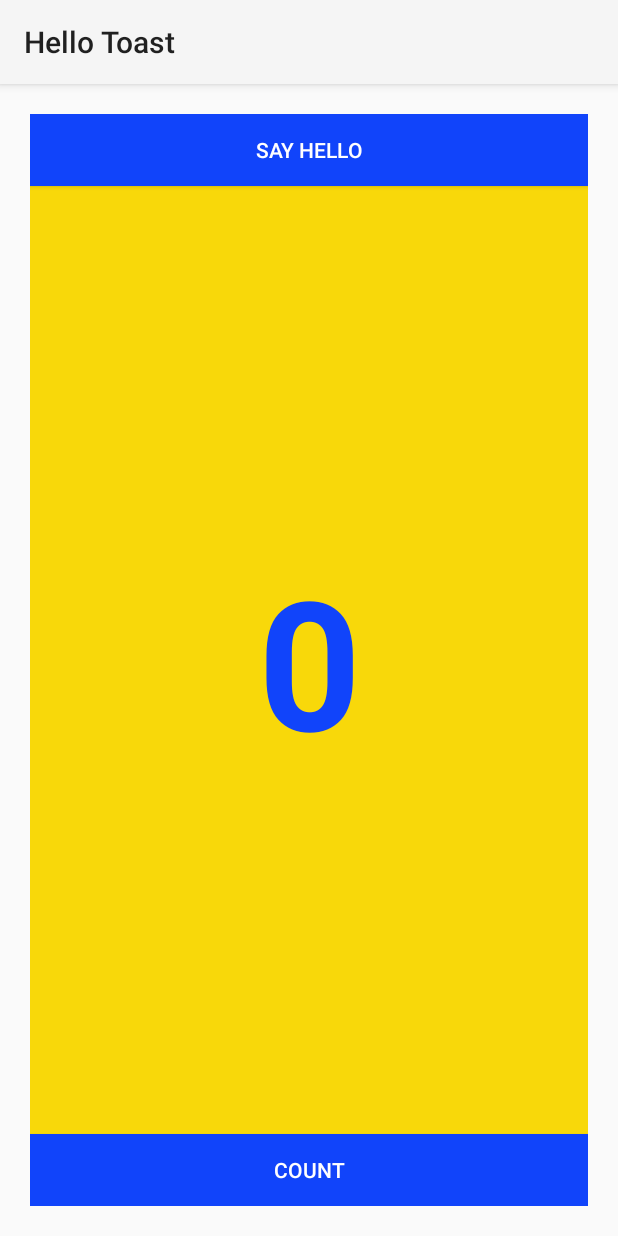
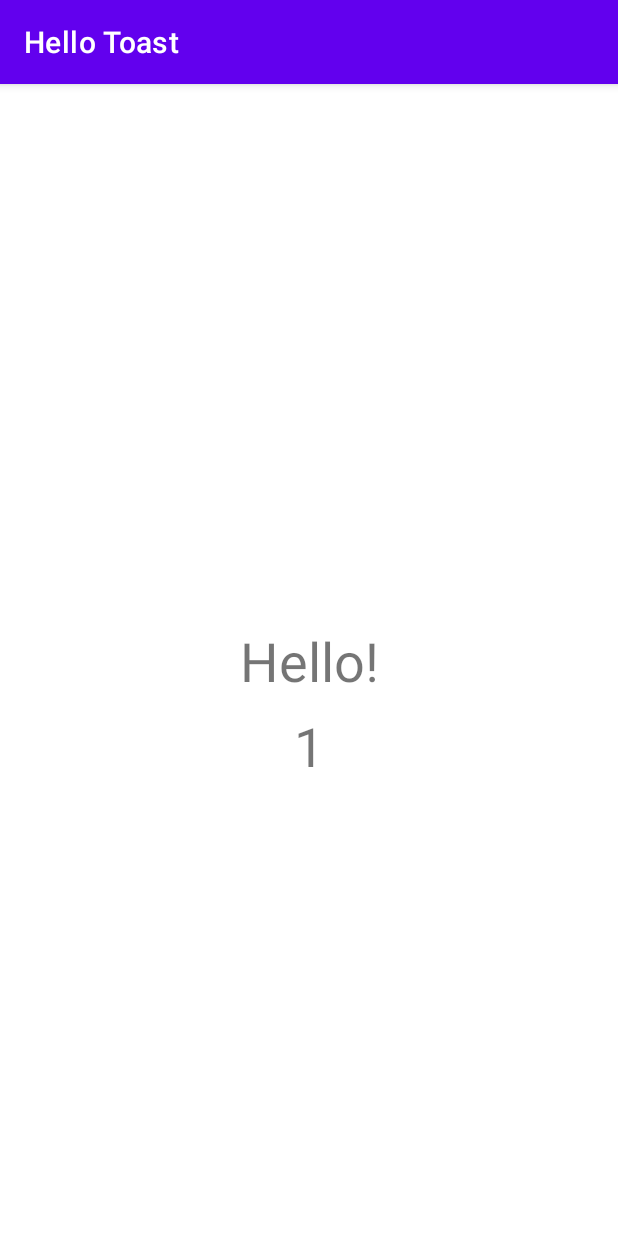
Before and after one commit to MadWeeklyAssignment/Lab-4-TwoActivities, an Android app: the screen it shows after launch (MainActivity before the commit, SecondActivity after it), after a tap on "SAY HELLO", on a phone screen of 412 x 824 dp. Run offline under Robolectric (Android 15) with nearby library versions, the phone set to English and light mode, and no system bars; 1 other tap on this screen came first.

Commit message:
count displayed

```diff
--- a/HelloToastHomework/app/src/main/AndroidManifest.xml
+++ b/HelloToastHomework/app/src/main/AndroidManifest.xml
@@ -1,6 +1,6 @@
 <?xml version="1.0" encoding="utf-8"?>
 <manifest xmlns:android="http://schemas.android.com/apk/res/android"
-    package="com.example.hellotoasthomework">
+    package="com.example.hellotoast">
 
     <application
         android:allowBackup="true"
@@ -8,7 +8,8 @@
         android:label="@string/app_name"
         android:roundIcon="@mipmap/ic_launcher_round"
         android:supportsRtl="true"
-        android:theme="@style/Theme.HelloToastHomework">
+        android:theme="@style/Theme.HelloToast">
+        <activity android:name=".SecondActivity"></activity>
         <activity android:name=".MainActivity">
             <intent-filter>
                 <action android:name="android.intent.action.MAIN" />
--- a/HelloToastHomework/app/src/main/java/com/example/hellotoasthomework/MainActivity.java
+++ b/HelloToastHomework/app/src/main/java/com/example/hellotoasthomework/MainActivity.java
@@ -1,14 +1,39 @@
-package com.example.hellotoasthomework;
+package com.example.hellotoast;
 
 import androidx.appcompat.app.AppCompatActivity;
 
+import android.content.Intent;
 import android.os.Bundle;
+import android.view.View;
+import android.widget.TextView;
+import android.widget.Toast;
+
+import java.util.Locale;
 
 public class MainActivity extends AppCompatActivity {
+    private int mCount = 0;
+    private TextView mShowCount;
+
+    public static final String EXTRA_COUNT
+            = "com.example.android.twoactivities.extra.Count";
 
     @Override
     protected void onCreate(Bundle savedInstanceState) {
         super.onCreate(savedInstanceState);
         setContentView(R.layout.activity_main);
+        mShowCount = findViewById(R.id.show_count);
+    }
+
+    public void countUp(View view) {
+        mCount ++;
+        if (mShowCount != null){
+            mShowCount.setText(String.format(Locale.ENGLISH, "%d", mCount));
+        }
+    }
+
+    public void sayHello(View view) {
+        Intent intent = new Intent(this, SecondActivity.class);
+        intent.putExtra(EXTRA_COUNT, mCount);
+        startActivity(intent);
     }
 }
--- /dev/null
+++ b/HelloToastHomework/app/src/main/java/com/example/hellotoasthomework/SecondActivity.java
@@ -0,0 +1,20 @@
+package com.example.hellotoast;
+
+import androidx.appcompat.app.AppCompatActivity;
+
+import android.content.Intent;
+import android.os.Bundle;
+import android.widget.TextView;
+
+public class SecondActivity extends AppCompatActivity {
+
+    @Override
+    protected void onCreate(Bundle savedInstanceState) {
+        super.onCreate(savedInstanceState);
+        setContentView(R.layout.activity_second);
+        Intent intent = getIntent();
+        int mCount = intent.getIntExtra(MainActivity.EXTRA_COUNT, 0);
+        TextView mCountTextView = findViewById(R.id.count_text);
+        mCountTextView.setText(String.valueOf(mCount));
+    }
+}
```
